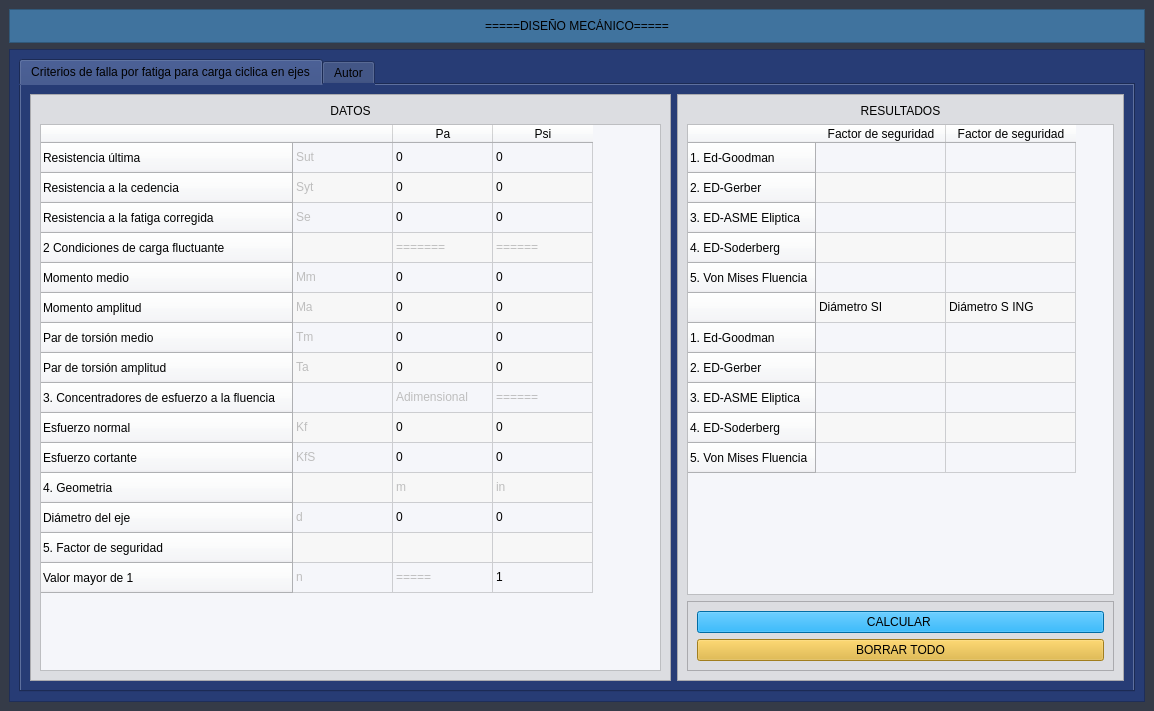
This is mainGUI.ui in JHernandez99/Mechanic-Design as Qt 5 draws it before an edit. The edited form follows.
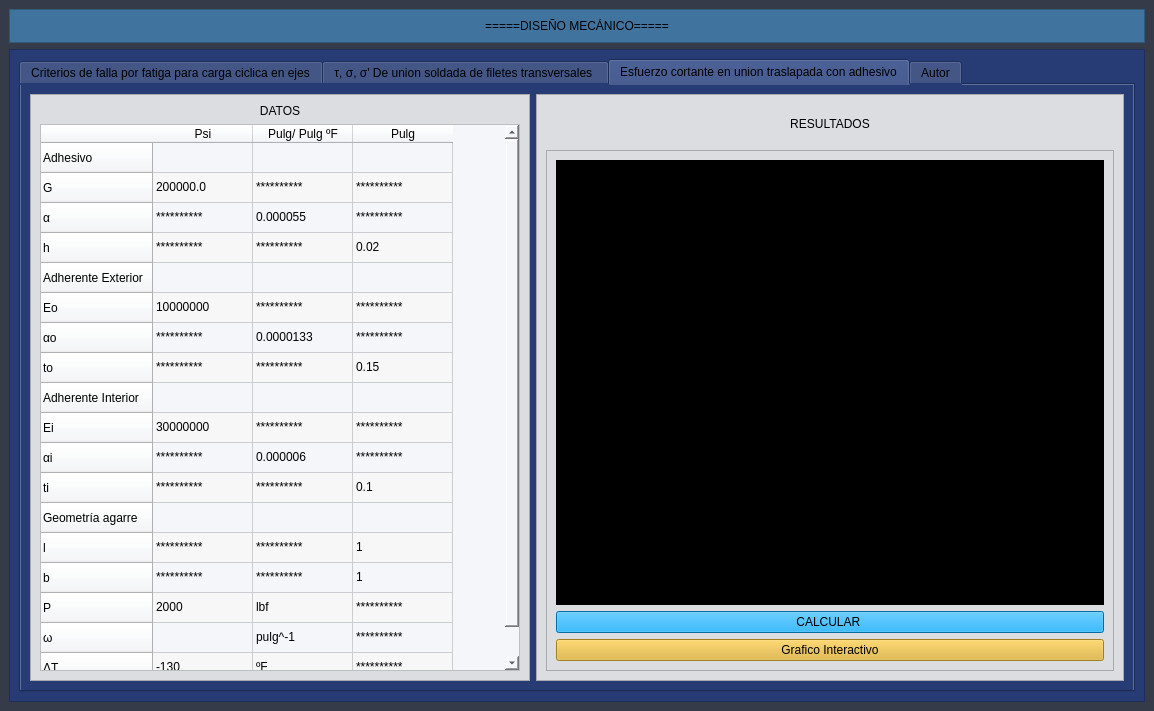
This is the edited form. The open tabs and pages were chosen to show the change.

Commit message: Ecuaciones de uniones por soldadura y adhesivos

```diff
--- a/mainGUI.ui
+++ b/mainGUI.ui
@@ -219,12 +219,12 @@
                 </item>
                 <item row="0" column="1">
                  <property name="text">
-                  <string>0</string>
+                  <string>1</string>
                  </property>
                 </item>
                 <item row="0" column="2">
                  <property name="text">
-                  <string>0</string>
+                  <string>1</string>
                  </property>
                 </item>
                 <item row="1" column="0">
@@ -237,12 +237,12 @@
                 </item>
                 <item row="1" column="1">
                  <property name="text">
-                  <string>0</string>
+                  <string>1</string>
                  </property>
                 </item>
                 <item row="1" column="2">
                  <property name="text">
-                  <string>0</string>
+                  <string>1</string>
                  </property>
                 </item>
                 <item row="2" column="0">
@@ -255,12 +255,12 @@
                 </item>
                 <item row="2" column="1">
                  <property name="text">
-                  <string>0</string>
+                  <string>1</string>
                  </property>
                 </item>
                 <item row="2" column="2">
                  <property name="text">
-                  <string>0</string>
+                  <string>1</string>
                  </property>
                 </item>
                 <item row="3" column="0">
@@ -297,12 +297,12 @@
                 </item>
                 <item row="4" column="1">
                  <property name="text">
-                  <string>0</string>
+                  <string>1</string>
                  </property>
                 </item>
                 <item row="4" column="2">
                  <property name="text">
-                  <string>0</string>
+                  <string>1</string>
                  </property>
                 </item>
                 <item row="5" column="0">
@@ -315,12 +315,12 @@
                 </item>
                 <item row="5" column="1">
                  <property name="text">
-                  <string>0</string>
+                  <string>1</string>
                  </property>
                 </item>
                 <item row="5" column="2">
                  <property name="text">
-                  <string>0</string>
+                  <string>1</string>
                  </property>
                 </item>
                 <item row="6" column="0">
@@ -333,12 +333,12 @@
                 </item>
                 <item row="6" column="1">
                  <property name="text">
-                  <string>0</string>
+                  <string>1</string>
                  </property>
                 </item>
                 <item row="6" column="2">
                  <property name="text">
-                  <string>0</string>
+                  <string>1</string>
                  </property>
                 </item>
                 <item row="7" column="0">
@@ -351,12 +351,12 @@
                 </item>
                 <item row="7" column="1">
                  <property name="text">
-                  <string>0</string>
+                  <string>1</string>
                  </property>
                 </item>
                 <item row="7" column="2">
                  <property name="text">
-                  <string>0</string>
+                  <string>1</string>
                  </property>
                 </item>
                 <item row="8" column="0">
@@ -393,12 +393,12 @@
                 </item>
                 <item row="9" column="1">
                  <property name="text">
-                  <string>0</string>
+                  <string>1</string>
                  </property>
                 </item>
                 <item row="9" column="2">
                  <property name="text">
-                  <string>0</string>
+                  <string>1</string>
                  </property>
                 </item>
                 <item row="10" column="0">
@@ -411,12 +411,12 @@
                 </item>
                 <item row="10" column="1">
                  <property name="text">
-                  <string>0</string>
+                  <string>1</string>
                  </property>
                 </item>
                 <item row="10" column="2">
                  <property name="text">
-                  <string>0</string>
+                  <string>1</string>
                  </property>
                 </item>
                 <item row="11" column="0">
@@ -453,12 +453,12 @@
                 </item>
                 <item row="12" column="1">
                  <property name="text">
-                  <string>0</string>
+                  <string>1</string>
                  </property>
                 </item>
                 <item row="12" column="2">
                  <property name="text">
-                  <string>0</string>
+                  <string>1</string>
                  </property>
                 </item>
                 <item row="13" column="0">
@@ -779,6 +779,778 @@
            </item>
           </layout>
          </widget>
+         <widget class="QWidget" name="tab_4">
+          <attribute name="title">
+           <string>τ, σ, σ' De union soldada de filetes transversales </string>
+          </attribute>
+          <layout class="QHBoxLayout" name="horizontalLayout_6">
+           <item>
+            <widget class="QFrame" name="frame_10">
+             <property name="maximumSize">
+              <size>
+               <width>500</width>
+               <height>16777215</height>
+              </size>
+             </property>
+             <property name="styleSheet">
+              <string notr="true">background-color:rgb(220, 221, 225);</string>
+             </property>
+             <property name="frameShape">
+              <enum>QFrame::StyledPanel</enum>
+             </property>
+             <property name="frameShadow">
+              <enum>QFrame::Raised</enum>
+             </property>
+             <layout class="QVBoxLayout" name="verticalLayout_10">
+              <item>
+               <widget class="QLabel" name="label_9">
+                <property name="maximumSize">
+                 <size>
+                  <width>16777215</width>
+                  <height>60</height>
+                 </size>
+                </property>
+                <property name="text">
+                 <string>DATOS</string>
+                </property>
+                <property name="alignment">
+                 <set>Qt::AlignCenter</set>
+                </property>
+               </widget>
+              </item>
+              <item>
+               <widget class="QTableWidget" name="tblDatos_3">
+                <property name="minimumSize">
+                 <size>
+                  <width>400</width>
+                  <height>486</height>
+                 </size>
+                </property>
+                <property name="styleSheet">
+                 <string notr="true">background-color:rgb(245, 246, 250);</string>
+                </property>
+                <property name="alternatingRowColors">
+                 <bool>true</bool>
+                </property>
+                <row>
+                 <property name="text">
+                  <string>Parametros</string>
+                 </property>
+                </row>
+                <row>
+                 <property name="text">
+                  <string>F</string>
+                 </property>
+                </row>
+                <row>
+                 <property name="text">
+                  <string>h</string>
+                 </property>
+                </row>
+                <row>
+                 <property name="text">
+                  <string>l</string>
+                 </property>
+                </row>
+                <row>
+                 <property name="text">
+                  <string>Limite de graficacion</string>
+                 </property>
+                </row>
+                <row>
+                 <property name="text">
+                  <string>θinf</string>
+                 </property>
+                </row>
+                <row>
+                 <property name="text">
+                  <string>θsup</string>
+                 </property>
+                </row>
+                <row>
+                 <property name="text">
+                  <string>Resolucion</string>
+                 </property>
+                </row>
+                <column>
+                 <property name="text">
+                  <string/>
+                 </property>
+                </column>
+                <column>
+                 <property name="text">
+                  <string>Unidades</string>
+                 </property>
+                </column>
+                <item row="0" column="1">
+                 <property name="text">
+                  <string/>
+                 </property>
+                </item>
+                <item row="1" column="0">
+                 <property name="text">
+                  <string>400</string>
+                 </property>
+                </item>
+                <item row="1" column="1">
+                 <property name="text">
+                  <string>N</string>
+                 </property>
+                </item>
+                <item row="2" column="0">
+                 <property name="text">
+                  <string>0.1</string>
+                 </property>
+                </item>
+                <item row="2" column="1">
+                 <property name="text">
+                  <string>m</string>
+                 </property>
+                </item>
+                <item row="3" column="0">
+                 <property name="text">
+                  <string>2</string>
+                 </property>
+                </item>
+                <item row="3" column="1">
+                 <property name="text">
+                  <string>m</string>
+                 </property>
+                </item>
+                <item row="5" column="0">
+                 <property name="text">
+                  <string>0</string>
+                 </property>
+                </item>
+                <item row="5" column="1">
+                 <property name="text">
+                  <string>º</string>
+                 </property>
+                </item>
+                <item row="6" column="0">
+                 <property name="text">
+                  <string>360</string>
+                 </property>
+                </item>
+                <item row="6" column="1">
+                 <property name="text">
+                  <string>º</string>
+                 </property>
+                </item>
+                <item row="7" column="0">
+                 <property name="text">
+                  <string>0.001</string>
+                 </property>
+                </item>
+                <item row="7" column="1">
+                 <property name="text">
+                  <string>º</string>
+                 </property>
+                </item>
+               </widget>
+              </item>
+             </layout>
+            </widget>
+           </item>
+           <item>
+            <widget class="QFrame" name="frame_11">
+             <property name="styleSheet">
+              <string notr="true">background-color:rgb(220, 221, 225);</string>
+             </property>
+             <property name="frameShape">
+              <enum>QFrame::StyledPanel</enum>
+             </property>
+             <property name="frameShadow">
+              <enum>QFrame::Raised</enum>
+             </property>
+             <layout class="QVBoxLayout" name="verticalLayout_11">
+              <item>
+               <widget class="QLabel" name="label_10">
+                <property name="maximumSize">
+                 <size>
+                  <width>16777215</width>
+                  <height>40</height>
+                 </size>
+                </property>
+                <property name="text">
+                 <string>RESULTADOS</string>
+                </property>
+                <property name="alignment">
+                 <set>Qt::AlignCenter</set>
+                </property>
+               </widget>
+              </item>
+              <item>
+               <widget class="QFrame" name="frame_12">
+                <property name="frameShape">
+                 <enum>QFrame::StyledPanel</enum>
+                </property>
+                <property name="frameShadow">
+                 <enum>QFrame::Raised</enum>
+                </property>
+                <layout class="QVBoxLayout" name="verticalLayout_12">
+                 <item>
+                  <widget class="QFrame" name="frame_13">
+                   <property name="styleSheet">
+                    <string notr="true">background-color: rgb(0, 0, 0);</string>
+                   </property>
+                   <property name="frameShape">
+                    <enum>QFrame::StyledPanel</enum>
+                   </property>
+                   <property name="frameShadow">
+                    <enum>QFrame::Raised</enum>
+                   </property>
+                   <layout class="QHBoxLayout" name="horizontalLayout_5">
+                    <item>
+                     <layout class="QVBoxLayout" name="insertarGrafica_2"/>
+                    </item>
+                   </layout>
+                  </widget>
+                 </item>
+                 <item>
+                  <widget class="QPushButton" name="btnCalcular_3">
+                   <property name="styleSheet">
+                    <string notr="true">background-color:rgb(0, 151, 230);</string>
+                   </property>
+                   <property name="text">
+                    <string>CALCULAR </string>
+                   </property>
+                  </widget>
+                 </item>
+                 <item>
+                  <widget class="QPushButton" name="graficoInteractivo_2">
+                   <property name="styleSheet">
+                    <string notr="true">background-color:rgb(225, 177, 44);</string>
+                   </property>
+                   <property name="text">
+                    <string>Grafico Interactivo</string>
+                   </property>
+                  </widget>
+                 </item>
+                </layout>
+               </widget>
+              </item>
+             </layout>
+            </widget>
+           </item>
+          </layout>
+         </widget>
+         <widget class="QWidget" name="tab_3">
+          <attribute name="title">
+           <string>Esfuerzo cortante en union traslapada con adhesivo</string>
+          </attribute>
+          <layout class="QHBoxLayout" name="horizontalLayout_3">
+           <item>
+            <widget class="QFrame" name="frame_6">
+             <property name="maximumSize">
+              <size>
+               <width>500</width>
+               <height>16777215</height>
+              </size>
+             </property>
+             <property name="styleSheet">
+              <string notr="true">background-color:rgb(220, 221, 225);</string>
+             </property>
+             <property name="frameShape">
+              <enum>QFrame::StyledPanel</enum>
+             </property>
+             <property name="frameShadow">
+              <enum>QFrame::Raised</enum>
+             </property>
+             <layout class="QVBoxLayout" name="verticalLayout_7">
+              <item>
+               <widget class="QLabel" name="label_7">
+                <property name="maximumSize">
+                 <size>
+                  <width>16777215</width>
+                  <height>60</height>
+                 </size>
+                </property>
+                <property name="text">
+                 <string>DATOS</string>
+                </property>
+                <property name="alignment">
+                 <set>Qt::AlignCenter</set>
+                </property>
+               </widget>
+              </item>
+              <item>
+               <widget class="QTableWidget" name="tblDatos_2">
+                <property name="minimumSize">
+                 <size>
+                  <width>400</width>
+                  <height>486</height>
+                 </size>
+                </property>
+                <property name="styleSheet">
+                 <string notr="true">background-color:rgb(245, 246, 250);</string>
+                </property>
+                <property name="alternatingRowColors">
+                 <bool>true</bool>
+                </property>
+                <row>
+                 <property name="text">
+                  <string>Adhesivo</string>
+                 </property>
+                </row>
+                <row>
+                 <property name="text">
+                  <string>G</string>
+                 </property>
+                </row>
+                <row>
+                 <property name="text">
+                  <string>α</string>
+                 </property>
+                </row>
+                <row>
+                 <property name="text">
+                  <string>h</string>
+                 </property>
+                </row>
+                <row>
+                 <property name="text">
+                  <string>Adherente Exterior</string>
+                 </property>
+                </row>
+                <row>
+                 <property name="text">
+                  <string>Eo</string>
+                 </property>
+                </row>
+                <row>
+                 <property name="text">
+                  <string>αo</string>
+                 </property>
+                </row>
+                <row>
+                 <property name="text">
+                  <string>to</string>
+                 </property>
+                </row>
+                <row>
+                 <property name="text">
+                  <string>Adherente Interior</string>
+                 </property>
+                </row>
+                <row>
+                 <property name="text">
+                  <string>Ei</string>
+                 </property>
+                </row>
+                <row>
+                 <property name="text">
+                  <string>αi</string>
+                 </property>
+                </row>
+                <row>
+                 <property name="text">
+                  <string>ti</string>
+                 </property>
+                </row>
+                <row>
+                 <property name="text">
+                  <string>Geometría agarre</string>
+                 </property>
+                </row>
+                <row>
+                 <property name="text">
+                  <string>l</string>
+                 </property>
+                </row>
+                <row>
+                 <property name="text">
+                  <string>b</string>
+                 </property>
+                </row>
+                <row>
+                 <property name="text">
+                  <string>P</string>
+                 </property>
+                </row>
+                <row>
+                 <property name="text">
+                  <string>ω</string>
+                 </property>
+                </row>
+                <row>
+                 <property name="text">
+                  <string>ΔT</string>
+                 </property>
+                </row>
+                <column>
+                 <property name="text">
+                  <string>Psi</string>
+                 </property>
+                </column>
+                <column>
+                 <property name="text">
+                  <string>Pulg/ Pulg ºF</string>
+                 </property>
+                </column>
+                <column>
+                 <property name="text">
+                  <string>Pulg</string>
+                 </property>
+                </column>
+                <item row="0" column="0">
+                 <property name="text">
+                  <string/>
+                 </property>
+                </item>
+                <item row="0" column="1">
+                 <property name="text">
+                  <string/>
+                 </property>
+                </item>
+                <item row="0" column="2">
+                 <property name="text">
+                  <string/>
+                 </property>
+                </item>
+                <item row="1" column="0">
+                 <property name="text">
+                  <string>200000.0</string>
+                 </property>
+                </item>
+                <item row="1" column="1">
+                 <property name="text">
+                  <string>**********</string>
+                 </property>
+                </item>
+                <item row="1" column="2">
+                 <property name="text">
+                  <string>**********</string>
+                 </property>
+                </item>
+                <item row="2" column="0">
+                 <property name="text">
+                  <string>**********</string>
+                 </property>
+                </item>
+                <item row="2" column="1">
+                 <property name="text">
+                  <string>0.000055</string>
+                 </property>
+                </item>
+                <item row="2" column="2">
+                 <property name="text">
+                  <string>**********</string>
+                 </property>
+                </item>
+                <item row="3" column="0">
+                 <property name="text">
+                  <string>**********</string>
+                 </property>
+                </item>
+                <item row="3" column="1">
+                 <property name="text">
+                  <string>**********</string>
+                 </property>
+                </item>
+                <item row="3" column="2">
+                 <property name="text">
+                  <string>0.02</string>
+                 </property>
+                </item>
+                <item row="4" column="0">
+                 <property name="text">
+                  <string/>
+                 </property>
+                </item>
+                <item row="4" column="1">
+                 <property name="text">
+                  <string/>
+                 </property>
+                </item>
+                <item row="4" column="2">
+                 <property name="text">
+                  <string/>
+                 </property>
+                </item>
+                <item row="5" column="0">
+                 <property name="text">
+                  <string>10000000</string>
+                 </property>
+                </item>
+                <item row="5" column="1">
+                 <property name="text">
+                  <string>**********</string>
+                 </property>
+                </item>
+                <item row="5" column="2">
+                 <property name="text">
+                  <string>**********</string>
+                 </property>
+                </item>
+                <item row="6" column="0">
+                 <property name="text">
+                  <string>**********</string>
+                 </property>
+                </item>
+                <item row="6" column="1">
+                 <property name="text">
+                  <string>0.0000133</string>
+                 </property>
+                </item>
+                <item row="6" column="2">
+                 <property name="text">
+                  <string>**********</string>
+                 </property>
+                </item>
+                <item row="7" column="0">
+                 <property name="text">
+                  <string>**********</string>
+                 </property>
+                </item>
+                <item row="7" column="1">
+                 <property name="text">
+                  <string>**********</string>
+                 </property>
+                </item>
+                <item row="7" column="2">
+                 <property name="text">
+                  <string>0.15</string>
+                 </property>
+                </item>
+                <item row="8" column="0">
+                 <property name="text">
+                  <string/>
+                 </property>
+                </item>
+                <item row="8" column="1">
+                 <property name="text">
+                  <string/>
+                 </property>
+                </item>
+                <item row="8" column="2">
+                 <property name="text">
+                  <string/>
+                 </property>
+                </item>
+                <item row="9" column="0">
+                 <property name="text">
+                  <string>30000000</string>
+                 </property>
+                </item>
+                <item row="9" column="1">
+                 <property name="text">
+                  <string>**********</string>
+                 </property>
+                </item>
+                <item row="9" column="2">
+                 <property name="text">
+                  <string>**********</string>
+                 </property>
+                </item>
+                <item row="10" column="0">
+                 <property name="text">
+                  <string>**********</string>
+                 </property>
+                </item>
+                <item row="10" column="1">
+                 <property name="text">
+                  <string>0.000006</string>
+                 </property>
+                </item>
+                <item row="10" column="2">
+                 <property name="text">
+                  <string>**********</string>
+                 </property>
+                </item>
+                <item row="11" column="0">
+                 <property name="text">
+                  <string>**********</string>
+                 </property>
+                </item>
+                <item row="11" column="1">
+                 <property name="text">
+                  <string>**********</string>
+                 </property>
+                </item>
+                <item row="11" column="2">
+                 <property name="text">
+                  <string>0.1</string>
+                 </property>
+                </item>
+                <item row="12" column="0">
+                 <property name="text">
+                  <string/>
+                 </property>
+                </item>
+                <item row="12" column="1">
+                 <property name="text">
+                  <string/>
+                 </property>
+                </item>
+                <item row="12" column="2">
+                 <property name="text">
+                  <string/>
+                 </property>
+                </item>
+                <item row="13" column="0">
+                 <property name="text">
+                  <string>**********</string>
+                 </property>
+                </item>
+                <item row="13" column="1">
+                 <property name="text">
+                  <string>**********</string>
+                 </property>
+                </item>
+                <item row="13" column="2">
+                 <property name="text">
+                  <string>1</string>
+                 </property>
+                </item>
+                <item row="14" column="0">
+                 <property name="text">
+                  <string>**********</string>
+                 </property>
+                </item>
+                <item row="14" column="1">
+                 <property name="text">
+                  <string>**********</string>
+                 </property>
+                </item>
+                <item row="14" column="2">
+                 <property name="text">
+                  <string>1</string>
+                 </property>
+                </item>
+                <item row="15" column="0">
+                 <property name="text">
+                  <string>2000</string>
+                 </property>
+                </item>
+                <item row="15" column="1">
+                 <property name="text">
+                  <string>lbf</string>
+                 </property>
+                </item>
+                <item row="15" column="2">
+                 <property name="text">
+                  <string>**********</string>
+                 </property>
+                </item>
+                <item row="16" column="0">
+                 <property name="text">
+                  <string/>
+                 </property>
+                </item>
+                <item row="16" column="1">
+                 <property name="text">
+                  <string>pulg^-1</string>
+                 </property>
+                </item>
+                <item row="16" column="2">
+                 <property name="text">
+                  <string>**********</string>
+                 </property>
+                </item>
+                <item row="17" column="0">
+                 <property name="text">
+                  <string>-130</string>
+                 </property>
+                </item>
+                <item row="17" column="1">
+                 <property name="text">
+                  <string>ºF</string>
+                 </property>
+                </item>
+                <item row="17" column="2">
+                 <property name="text">
+                  <string>**********</string>
+                 </property>
+                </item>
+               </widget>
+              </item>
+             </layout>
+            </widget>
+           </item>
+           <item>
+            <widget class="QFrame" name="frame_7">
+             <property name="styleSheet">
+              <string notr="true">background-color:rgb(220, 221, 225);</string>
+             </property>
+             <property name="frameShape">
+              <enum>QFrame::StyledPanel</enum>
+             </property>
+             <property name="frameShadow">
+              <enum>QFrame::Raised</enum>
+             </property>
+             <layout class="QVBoxLayout" name="verticalLayout_8">
+              <item>
+               <widget class="QLabel" name="label_8">
+                <property name="maximumSize">
+                 <size>
+                  <width>16777215</width>
+                  <height>40</height>
+                 </size>
+                </property>
+                <property name="text">
+                 <string>RESULTADOS</string>
+                </property>
+                <property name="alignment">
+                 <set>Qt::AlignCenter</set>
+                </property>
+               </widget>
+              </item>
+              <item>
+               <widget class="QFrame" name="frame_8">
+                <property name="frameShape">
+                 <enum>QFrame::StyledPanel</enum>
+                </property>
+                <property name="frameShadow">
+                 <enum>QFrame::Raised</enum>
+                </property>
+                <layout class="QVBoxLayout" name="verticalLayout_9">
+                 <item>
+                  <widget class="QFrame" name="frame_9">
+                   <property name="styleSheet">
+                    <string notr="true">background-color: rgb(0, 0, 0);</string>
+                   </property>
+                   <property name="frameShape">
+                    <enum>QFrame::StyledPanel</enum>
+                   </property>
+                   <property name="frameShadow">
+                    <enum>QFrame::Raised</enum>
+                   </property>
+                   <layout class="QHBoxLayout" name="horizontalLayout_4">
+                    <item>
+                     <layout class="QVBoxLayout" name="insertarGrafica"/>
+                    </item>
+                   </layout>
+                  </widget>
+                 </item>
+                 <item>
+                  <widget class="QPushButton" name="btnCalcular_2">
+                   <property name="styleSheet">
+                    <string notr="true">background-color:rgb(0, 151, 230);</string>
+                   </property>
+                   <property name="text">
+                    <string>CALCULAR </string>
+                   </property>
+                  </widget>
+                 </item>
+                 <item>
+                  <widget class="QPushButton" name="graficoInteractivo">
+                   <property name="styleSheet">
+                    <string notr="true">background-color:rgb(225, 177, 44);</string>
+                   </property>
+                   <property name="text">
+                    <string>Grafico Interactivo</string>
+                   </property>
+                  </widget>
+                 </item>
+                </layout>
+               </widget>
+              </item>
+             </layout>
+            </widget>
+           </item>
+          </layout>
+         </widget>
          <widget class="QWidget" name="tab_2">
           <attribute name="title">
            <string>Autor</string>
```
Left out of the diff: 8 changed lines with no effect on the pictures. The commit also changes 1 other file.
